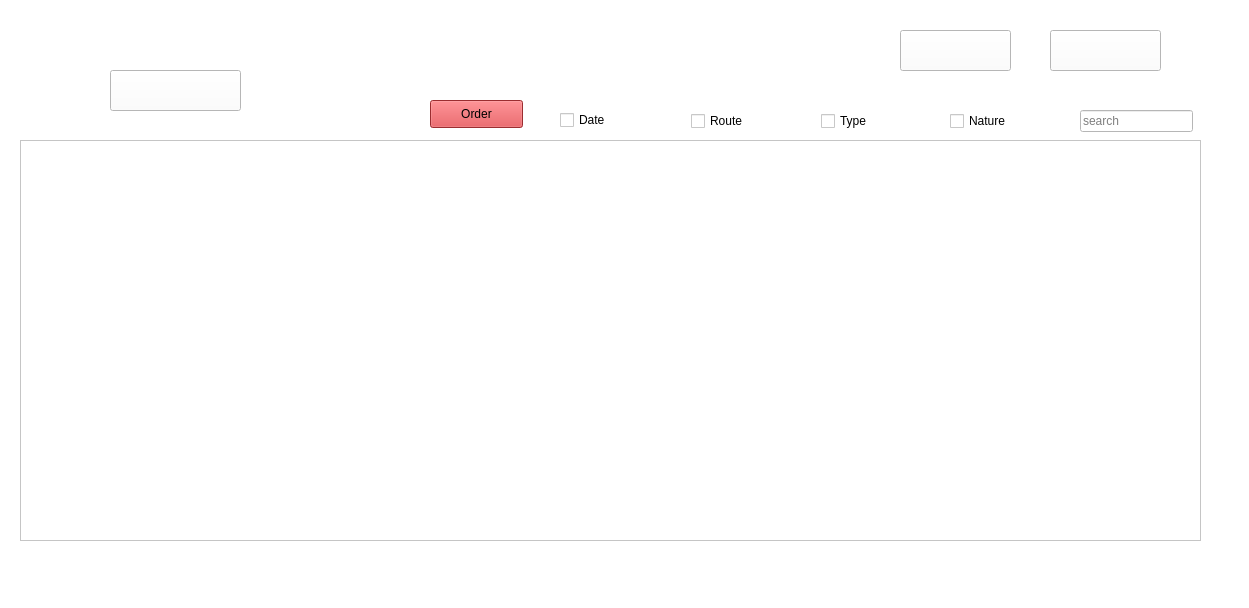
The window that E-municippalty/maintenance.ui (IbriRima/Smart_Municipality_2A3) describes before a commit, drawn with Qt 5.
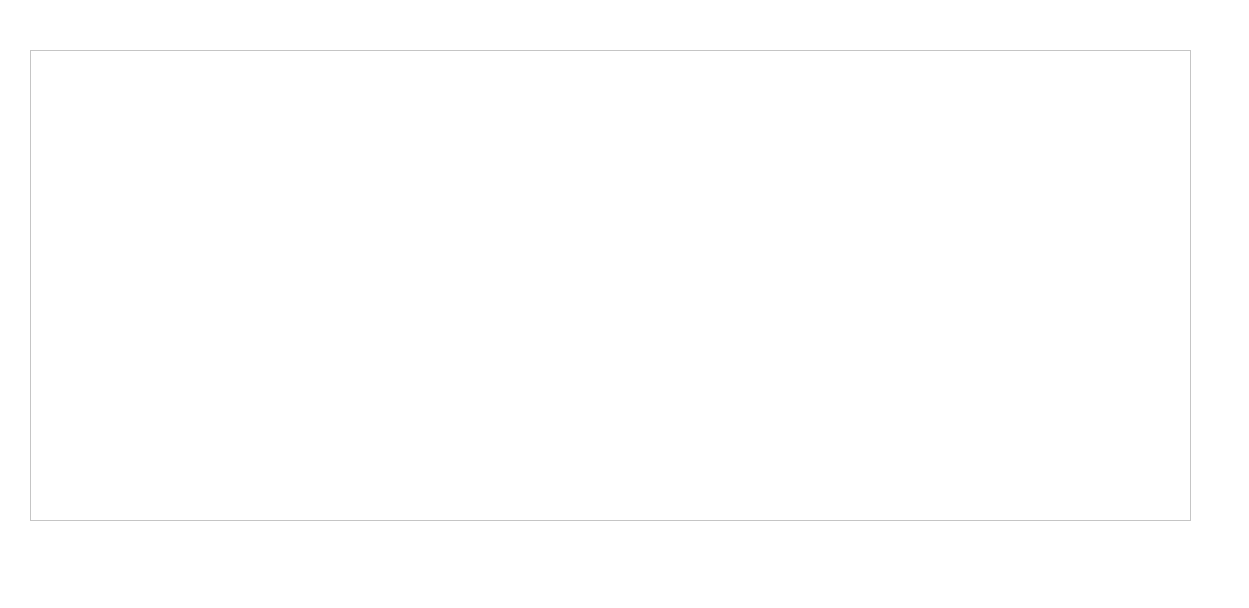
The same window after the commit. The open tabs and pages were chosen to show the change. Icons and pictures are not drawn.

```diff
--- a/E-municippalty/maintenance.ui
+++ b/E-municippalty/maintenance.ui
@@ -965,6 +965,44 @@
       </property>
      </widget>
     </widget>
+    <widget class="QWidget" name="page_8">
+     <widget class="QScrollArea" name="scrollArea_map">
+      <property name="geometry">
+       <rect>
+        <x>20</x>
+        <y>30</y>
+        <width>1161</width>
+        <height>471</height>
+       </rect>
+      </property>
+      <property name="widgetResizable">
+       <bool>true</bool>
+      </property>
+      <widget class="QWidget" name="scrollAreaWidgetContents">
+       <property name="geometry">
+        <rect>
+         <x>0</x>
+         <y>0</y>
+         <width>1159</width>
+         <height>469</height>
+        </rect>
+       </property>
+       <widget class="QLabel" name="label_maDisplay">
+        <property name="geometry">
+         <rect>
+          <x>0</x>
+          <y>0</y>
+          <width>1161</width>
+          <height>391</height>
+         </rect>
+        </property>
+        <property name="text">
+         <string/>
+        </property>
+       </widget>
+      </widget>
+     </widget>
+    </widget>
    </widget>
   </widget>
   <widget class="QMenuBar" name="menubar">
```
Left out of the diff: 54 changed lines with no effect on the pictures.
